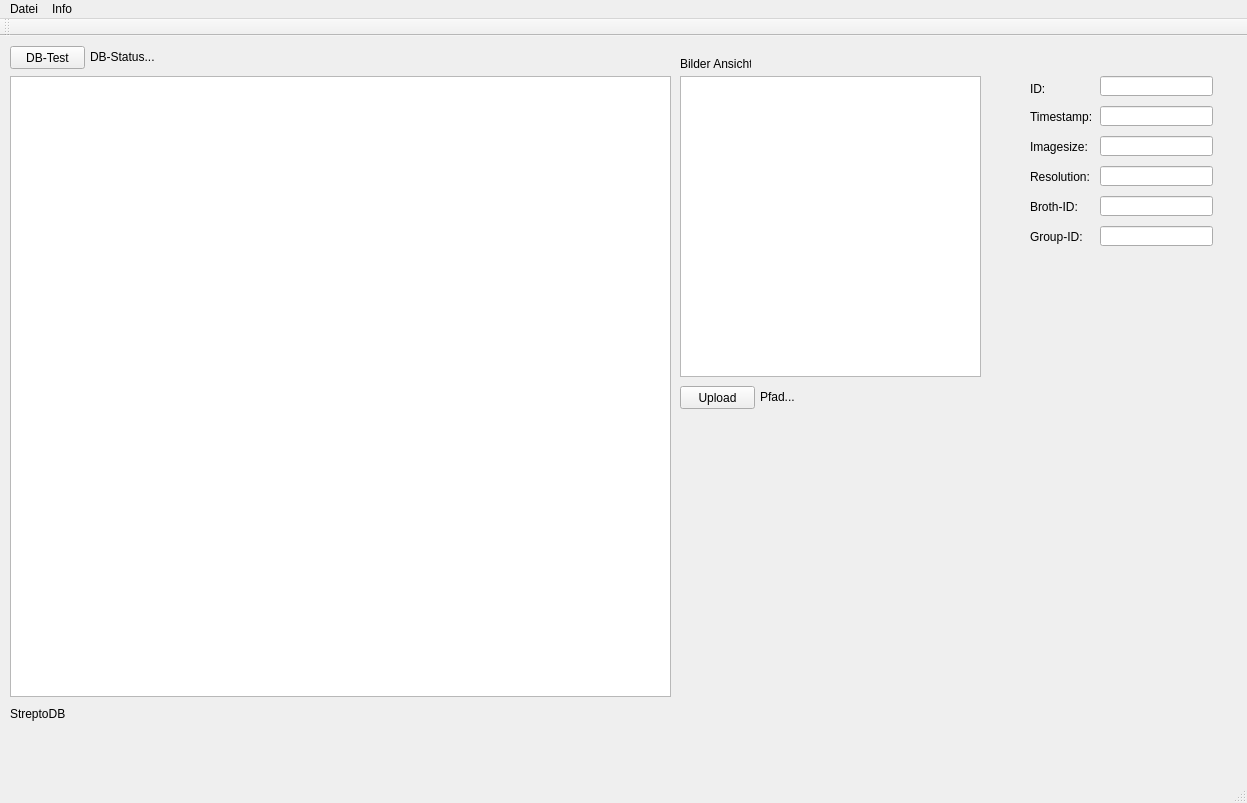
Old version of the form StreptoDB/StreptoGUI.ui in the repository alexjanssen/StreptoDB.
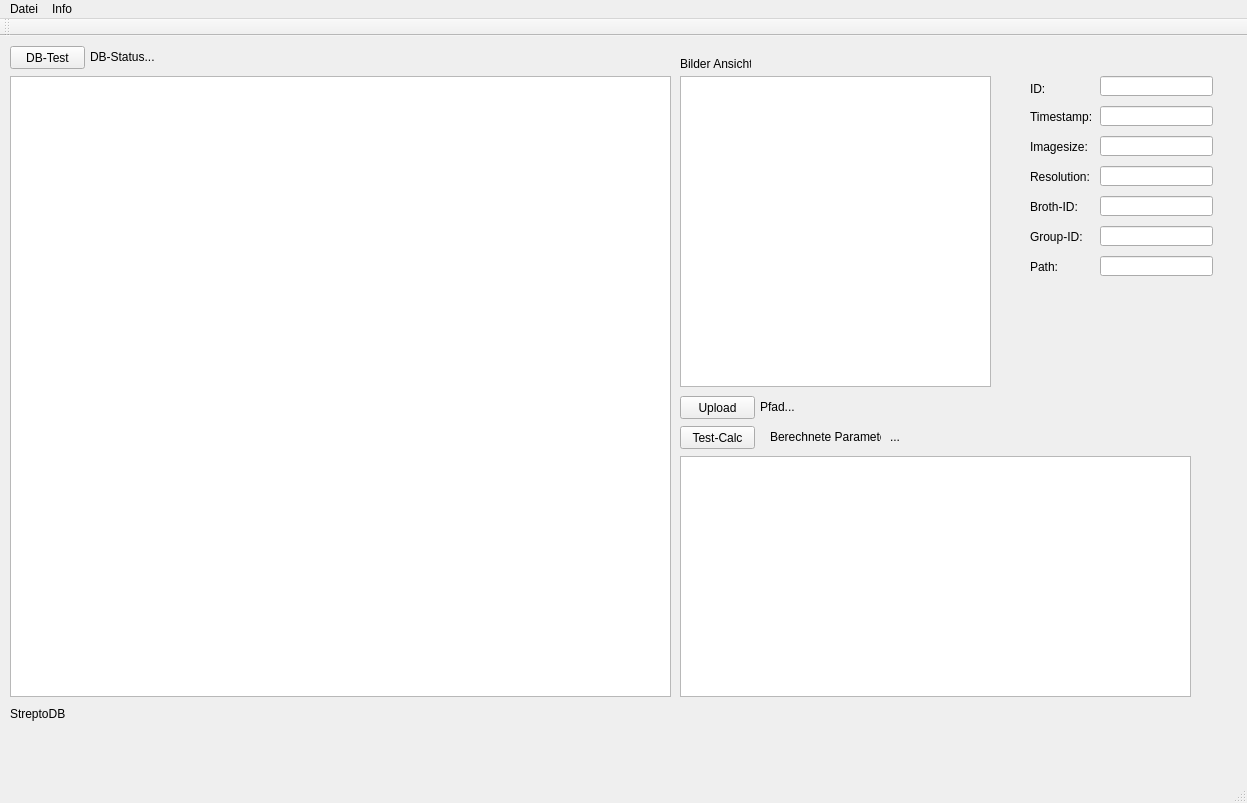
New version of the form.

What changed in the file:
```diff
--- a/StreptoDB/StreptoGUI.ui
+++ b/StreptoDB/StreptoGUI.ui
@@ -18,7 +18,7 @@
     <property name="geometry">
      <rect>
       <x>680</x>
-      <y>350</y>
+      <y>360</y>
       <width>75</width>
       <height>23</height>
      </rect>
@@ -65,8 +65,8 @@
      <rect>
       <x>680</x>
       <y>40</y>
-      <width>301</width>
-      <height>301</height>
+      <width>311</width>
+      <height>311</height>
      </rect>
     </property>
    </widget>
@@ -87,7 +87,7 @@
     <property name="geometry">
      <rect>
       <x>760</x>
-      <y>350</y>
+      <y>360</y>
       <width>341</width>
       <height>21</height>
      </rect>
@@ -250,6 +250,78 @@
      </rect>
     </property>
    </widget>
+   <widget class="QTableWidget" name="tableWidget_2">
+    <property name="geometry">
+     <rect>
+      <x>680</x>
+      <y>420</y>
+      <width>511</width>
+      <height>241</height>
+     </rect>
+    </property>
+   </widget>
+   <widget class="QLabel" name="label_11">
+    <property name="geometry">
+     <rect>
+      <x>770</x>
+      <y>390</y>
+      <width>111</width>
+      <height>21</height>
+     </rect>
+    </property>
+    <property name="text">
+     <string>Berechnete Parameter:</string>
+    </property>
+   </widget>
+   <widget class="QLabel" name="label_12">
+    <property name="geometry">
+     <rect>
+      <x>890</x>
+      <y>390</y>
+      <width>301</width>
+      <height>21</height>
+     </rect>
+    </property>
+    <property name="text">
+     <string>...</string>
+    </property>
+   </widget>
+   <widget class="QPushButton" name="bttn_testCalc">
+    <property name="geometry">
+     <rect>
+      <x>680</x>
+      <y>390</y>
+      <width>75</width>
+      <height>23</height>
+     </rect>
+    </property>
+    <property name="text">
+     <string>Test-Calc</string>
+    </property>
+   </widget>
+   <widget class="QLineEdit" name="line_path">
+    <property name="geometry">
+     <rect>
+      <x>1100</x>
+      <y>220</y>
+      <width>113</width>
+      <height>20</height>
+     </rect>
+    </property>
+   </widget>
+   <widget class="QLabel" name="label_13">
+    <property name="geometry">
+     <rect>
+      <x>1030</x>
+      <y>220</y>
+      <width>71</width>
+      <height>21</height>
+     </rect>
+    </property>
+    <property name="text">
+     <string>Path:</string>
+    </property>
+   </widget>
   </widget>
   <widget class="QMenuBar" name="menuBar">
    <property name="geometry">
```
Left out of the diff: 17 changed lines with no effect on the pictures.
